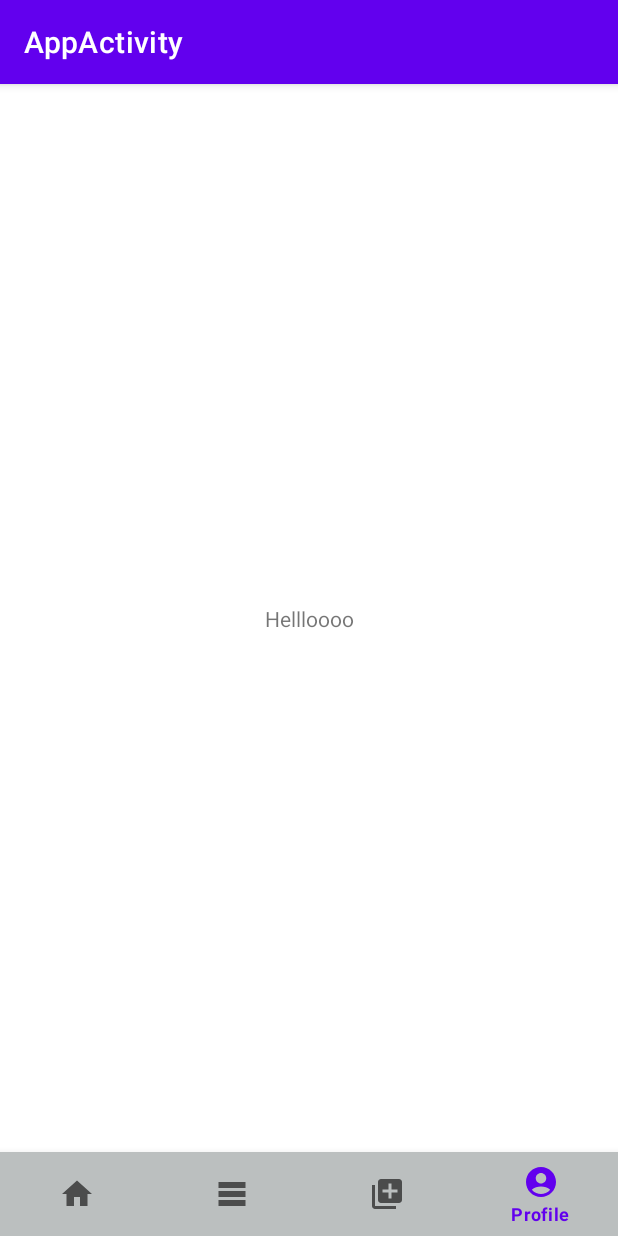
After one commit to AlexAntohi/ChallengeApp, an Android app: the ProfileFragment screen opened through its navigation route, on a phone screen of 412 x 824 dp. The commit adds this screen. Run offline under Robolectric (Android 15) with nearby library versions, the phone set to English and light mode, and no system bars; our stand-ins replace navigation-ui.

Commit message:
Added fragments and menu to navigate through them

```diff
--- a/app/src/main/java/com/example/challengeapp/AppActivity.kt
+++ b/app/src/main/java/com/example/challengeapp/AppActivity.kt
@@ -2,10 +2,19 @@ package com.example.challengeapp
 
 import android.os.Bundle
 import androidx.appcompat.app.AppCompatActivity
+import androidx.navigation.NavController
+import androidx.navigation.fragment.NavHostFragment
+import androidx.navigation.ui.NavigationUI.setupWithNavController
+import com.google.android.material.bottomnavigation.BottomNavigationView
 
 class AppActivity:AppCompatActivity() {
+    private lateinit var navController: NavController
     override fun onCreate(savedInstanceState: Bundle?) {
         super.onCreate(savedInstanceState)
         setContentView(R.layout.activity_app)
+        val navHostFragment = supportFragmentManager.findFragmentById(R.id.mainContainer) as NavHostFragment
+        navController=navHostFragment.navController
+        val bottomNavigationView = findViewById<BottomNavigationView>(R.id.bottomNavigationView)
+        setupWithNavController(bottomNavigationView, navController)
     }
 }
--- /dev/null
+++ b/app/src/main/java/com/example/challengeapp/fragments/AddPostFragment.kt
@@ -0,0 +1,23 @@
+package com.example.challengeapp.fragments
+
+import android.os.Bundle
+import android.view.LayoutInflater
+import android.view.View
+import android.view.ViewGroup
+import androidx.fragment.app.Fragment
+import com.example.challengeapp.R
+
+class AddPostFragment : Fragment() {
+    override fun onCreateView(
+        inflater: LayoutInflater,
+        container: ViewGroup?,
+        savedInstanceState: Bundle?
+    ): View? {
+        return inflater.inflate(R.layout.fragment_add_post, container, false)
+    }
+
+    override fun onViewCreated(view: View, savedInstanceState: Bundle?) {
+        super.onViewCreated(view, savedInstanceState)
+
+    }
+}
--- /dev/null
+++ b/app/src/main/java/com/example/challengeapp/fragments/ChallengesFragment.kt
@@ -0,0 +1,23 @@
+package com.example.challengeapp.fragments
+
+import android.os.Bundle
+import android.view.LayoutInflater
+import android.view.View
+import android.view.ViewGroup
+import androidx.fragment.app.Fragment
+import com.example.challengeapp.R
+
+class ChallengesFragment : Fragment() {
+    override fun onCreateView(
+        inflater: LayoutInflater,
+        container: ViewGroup?,
+        savedInstanceState: Bundle?
+    ): View? {
+        return inflater.inflate(R.layout.fragment_challenges, container, false)
+    }
+
+    override fun onViewCreated(view: View, savedInstanceState: Bundle?) {
+        super.onViewCreated(view, savedInstanceState)
+
+    }
+}
--- /dev/null
+++ b/app/src/main/java/com/example/challengeapp/fragments/PostsFragment.kt
@@ -0,0 +1,24 @@
+package com.example.challengeapp.fragments
+
+import android.os.Bundle
+import android.view.LayoutInflater
+import android.view.View
+import android.view.ViewGroup
+import android.widget.Button
+import androidx.fragment.app.Fragment
+import com.example.challengeapp.R
+
+public class PostsFragment: Fragment() {
+    override fun onCreateView(
+        inflater: LayoutInflater,
+        container: ViewGroup?,
+        savedInstanceState: Bundle?
+    ): View? {
+        return inflater.inflate(R.layout.fragment_posts, container, false)
+    }
+
+    override fun onViewCreated(view: View, savedInstanceState: Bundle?) {
+        super.onViewCreated(view, savedInstanceState)
+
+        }
+    }
--- /dev/null
+++ b/app/src/main/java/com/example/challengeapp/fragments/ProfileFragment.kt
@@ -0,0 +1,23 @@
+package com.example.challengeapp.fragments
+
+import android.os.Bundle
+import android.view.LayoutInflater
+import android.view.View
+import android.view.ViewGroup
+import androidx.fragment.app.Fragment
+import com.example.challengeapp.R
+
+class ProfileFragment : Fragment() {
+    override fun onCreateView(
+        inflater: LayoutInflater,
+        container: ViewGroup?,
+        savedInstanceState: Bundle?
+    ): View? {
+        return inflater.inflate(R.layout.fragment_profile, container, false)
+    }
+
+    override fun onViewCreated(view: View, savedInstanceState: Bundle?) {
+        super.onViewCreated(view, savedInstanceState)
+
+    }
+}
--- /dev/null
+++ b/app/src/main/res/drawable/baseline_account_circle_24.xml
@@ -0,0 +1,5 @@
+<vector android:autoMirrored="true" android:height="24dp"
+    android:tint="#000000" android:viewportHeight="24"
+    android:viewportWidth="24" android:width="24dp" xmlns:android="http://schemas.android.com/apk/res/android">
+    <path android:fillColor="@android:color/white" android:pathData="M12,2C6.48,2 2,6.48 2,12s4.48,10 10,10s10,-4.48 10,-10S17.52,2 12,2zM12,6c1.93,0 3.5,1.57 3.5,3.5S13.93,13 12,13s-3.5,-1.57 -3.5,-3.5S10.07,6 12,6zM12,20c-2.03,0 -4.43,-0.82 -6.14,-2.88C7.55,15.8 9.68,15 12,15s4.45,0.8 6.14,2.12C16.43,19.18 14.03,20 12,20z"/>
+</vector>
--- /dev/null
+++ b/app/src/main/res/drawable/baseline_add_to_photos_24.xml
@@ -0,0 +1,5 @@
+<vector android:autoMirrored="true" android:height="24dp"
+    android:tint="#000000" android:viewportHeight="24"
+    android:viewportWidth="24" android:width="24dp" xmlns:android="http://schemas.android.com/apk/res/android">
+    <path android:fillColor="@android:color/white" android:pathData="M4,6L2,6v14c0,1.1 0.9,2 2,2h14v-2L4,20L4,6zM20,2L8,2c-1.1,0 -2,0.9 -2,2v12c0,1.1 0.9,2 2,2h12c1.1,0 2,-0.9 2,-2L22,4c0,-1.1 -0.9,-2 -2,-2zM19,11h-4v4h-2v-4L9,11L9,9h4L13,5h2v4h4v2z"/>
+</vector>
--- /dev/null
+++ b/app/src/main/res/drawable/baseline_home_24.xml
@@ -0,0 +1,5 @@
+<vector android:autoMirrored="true" android:height="24dp"
+    android:tint="#000000" android:viewportHeight="24"
+    android:viewportWidth="24" android:width="24dp" xmlns:android="http://schemas.android.com/apk/res/android">
+    <path android:fillColor="@android:color/white" android:pathData="M10,20v-6h4v6h5v-8h3L12,3 2,12h3v8z"/>
+</vector>
--- /dev/null
+++ b/app/src/main/res/drawable/baseline_table_rows_24.xml
@@ -0,0 +1,5 @@
+<vector android:autoMirrored="true" android:height="24dp"
+    android:tint="#000000" android:viewportHeight="24"
+    android:viewportWidth="24" android:width="24dp" xmlns:android="http://schemas.android.com/apk/res/android">
+    <path android:fillColor="@android:color/white" android:pathData="M21,8H3V4h18V8zM21,10H3v4h18V10zM21,16H3v4h18V16z"/>
+</vector>
--- a/app/src/main/res/layout/activity_app.xml
+++ b/app/src/main/res/layout/activity_app.xml
@@ -1,6 +1,37 @@
 <?xml version="1.0" encoding="utf-8"?>
 <androidx.constraintlayout.widget.ConstraintLayout xmlns:android="http://schemas.android.com/apk/res/android"
+    xmlns:app="http://schemas.android.com/apk/res-auto"
+    xmlns:tools="http://schemas.android.com/tools"
     android:layout_width="match_parent"
-    android:layout_height="match_parent">
+    android:layout_height="match_parent"
+    tools:context=".AppActivity">
 
+    <fragment
+        android:id="@+id/mainContainer"
+        android:name="androidx.navigation.fragment.NavHostFragment"
+        android:layout_width="0dp"
+        android:layout_height="0dp"
+        app:defaultNavHost="true"
+        app:layout_constraintBottom_toTopOf="@+id/bottomNavigationView"
+        app:layout_constraintEnd_toEndOf="parent"
+        app:layout_constraintHorizontal_bias="0.5"
+        app:layout_constraintStart_toStartOf="parent"
+        app:layout_constraintTop_toTopOf="parent"
+        app:layout_constraintVertical_bias="0.5"
+        app:navGraph="@navigation/nav_graph">
+
+    </fragment>
+
+    <com.google.android.material.bottomnavigation.BottomNavigationView
+        android:id="@+id/bottomNavigationView"
+        android:layout_width="0dp"
+        android:layout_height="wrap_content"
+        android:background="@color/grey"
+        app:menu="@menu/bottom_nav_menu"
+        app:layout_constraintBottom_toBottomOf="parent"
+        app:layout_constraintEnd_toEndOf="parent"
+        app:layout_constraintHorizontal_bias="0.5"
+        app:layout_constraintStart_toStartOf="parent">
+
+    </com.google.android.material.bottomnavigation.BottomNavigationView>
 </androidx.constraintlayout.widget.ConstraintLayout>
--- /dev/null
+++ b/app/src/main/res/layout/fragment_add_post.xml
@@ -0,0 +1,6 @@
+<?xml version="1.0" encoding="utf-8"?>
+<androidx.constraintlayout.widget.ConstraintLayout xmlns:android="http://schemas.android.com/apk/res/android"
+    android:layout_width="match_parent"
+    android:layout_height="match_parent">
+
+</androidx.constraintlayout.widget.ConstraintLayout>
--- /dev/null
+++ b/app/src/main/res/layout/fragment_challenges.xml
@@ -0,0 +1,6 @@
+<?xml version="1.0" encoding="utf-8"?>
+<androidx.constraintlayout.widget.ConstraintLayout xmlns:android="http://schemas.android.com/apk/res/android"
+    android:layout_width="match_parent"
+    android:layout_height="match_parent">
+
+</androidx.constraintlayout.widget.ConstraintLayout>
--- /dev/null
+++ b/app/src/main/res/layout/fragment_posts.xml
@@ -0,0 +1,6 @@
+<?xml version="1.0" encoding="utf-8"?>
+<androidx.constraintlayout.widget.ConstraintLayout xmlns:android="http://schemas.android.com/apk/res/android"
+    android:layout_width="match_parent"
+    android:layout_height="match_parent">
+
+</androidx.constraintlayout.widget.ConstraintLayout>
--- /dev/null
+++ b/app/src/main/res/layout/fragment_profile.xml
@@ -0,0 +1,19 @@
+<?xml version="1.0" encoding="utf-8"?>
+<androidx.constraintlayout.widget.ConstraintLayout xmlns:android="http://schemas.android.com/apk/res/android"
+    xmlns:app="http://schemas.android.com/apk/res-auto"
+    xmlns:tools="http://schemas.android.com/tools"
+    android:layout_width="match_parent"
+    android:layout_height="match_parent">
+
+    <TextView
+        android:layout_width="wrap_content"
+        android:layout_height="wrap_content"
+        android:text="Hellloooo"
+        app:layout_constraintBottom_toBottomOf="parent"
+        app:layout_constraintEnd_toEndOf="parent"
+        app:layout_constraintHorizontal_bias="0.5"
+        app:layout_constraintStart_toStartOf="parent"
+        app:layout_constraintTop_toTopOf="parent"
+        app:layout_constraintVertical_bias="0.5">
+    </TextView>
+</androidx.constraintlayout.widget.ConstraintLayout>
--- /dev/null
+++ b/app/src/main/res/menu/bottom_nav_menu.xml
@@ -0,0 +1,20 @@
+<?xml version="1.0" encoding="utf-8"?>
+<menu xmlns:android="http://schemas.android.com/apk/res/android">
+
+    <item
+        android:id="@+id/postsFragment"
+        android:icon="@drawable/baseline_home_24"
+        android:title="Home" />
+    <item
+        android:id="@+id/challengesFragment"
+        android:icon="@drawable/baseline_table_rows_24"
+        android:title="Challenges" />
+    <item
+        android:id="@+id/addPostFragment"
+        android:icon="@drawable/baseline_add_to_photos_24"
+        android:title="AddPost" />
+    <item
+        android:id="@+id/profileFragment"
+        android:icon="@drawable/baseline_account_circle_24"
+        android:title="Profile" />
+</menu>
--- /dev/null
+++ b/app/src/main/res/navigation/nav_graph.xml
@@ -0,0 +1,23 @@
+<?xml version="1.0" encoding="utf-8"?>
+<navigation xmlns:android="http://schemas.android.com/apk/res/android"
+    xmlns:app="http://schemas.android.com/apk/res-auto"
+    android:id="@+id/nav_graph"
+    app:startDestination="@id/postsFragment">
+
+    <fragment
+        android:id="@+id/postsFragment"
+        android:name="com.example.challengeapp.fragments.PostsFragment"
+        android:label="PostsFragment" />
+    <fragment
+        android:id="@+id/challengesFragment"
+        android:name="com.example.challengeapp.fragments.ChallengesFragment"
+        android:label="ChallengesFragment" />
+    <fragment
+        android:id="@+id/addPostFragment"
+        android:name="com.example.challengeapp.fragments.AddPostFragment"
+        android:label="AddPostFragment" />
+    <fragment
+        android:id="@+id/profileFragment"
+        android:name="com.example.challengeapp.fragments.ProfileFragment"
+        android:label="ProfileFragment" />
+</navigation>
```
